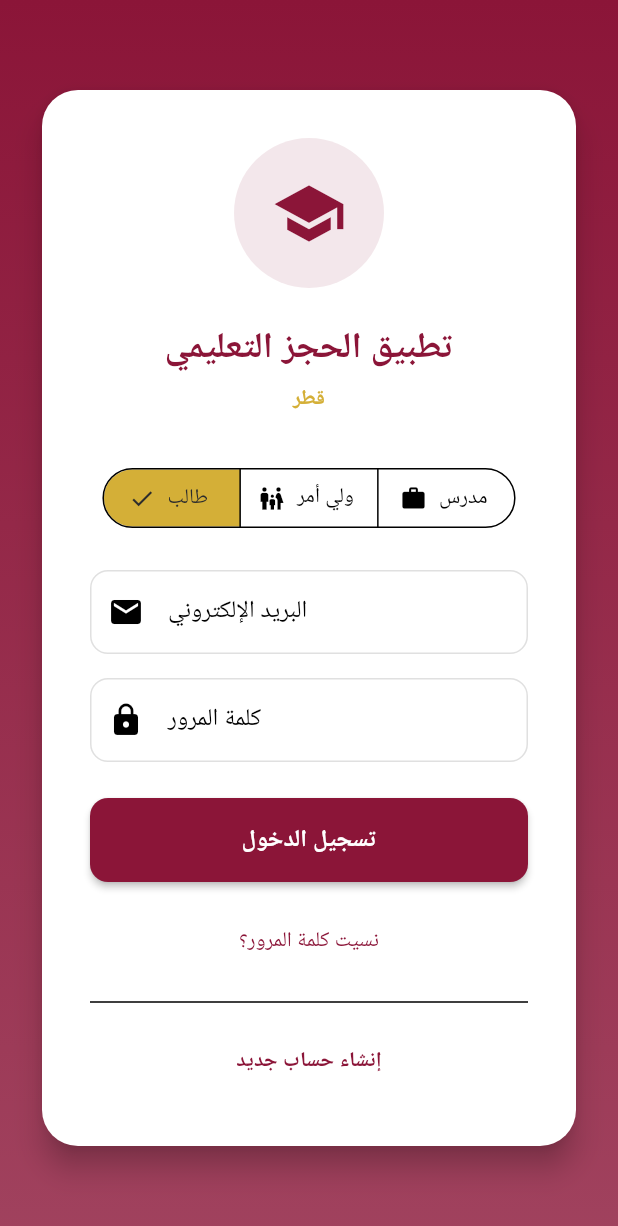
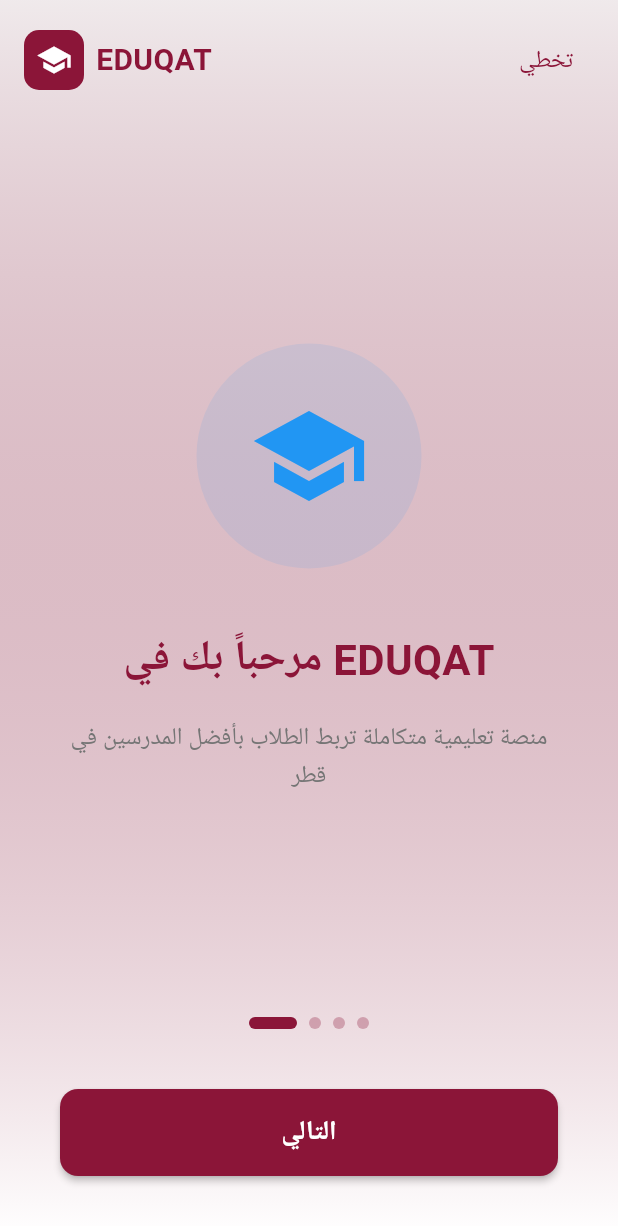
Before and after one commit to could-ai/019a6e33-a08f-7f8f-b1aa-4f597055f993, a Flutter app: the screen it shows after launch, on a phone screen of 412 x 824 dp. Shown: the top 1226 px of the screen. Run offline on Flutter 3.47's test engine with Material 3 defaults, Android fonts, the phone set to English and light mode, and no system bars.

```diff
--- a/usr/lib/main.dart
+++ b/usr/lib/main.dart
@@ -1,4 +1,6 @@
 import 'package:flutter/material.dart';
+import 'screens/splash_screen.dart';
+import 'screens/welcome_screen.dart';
 import 'screens/login_screen.dart';
 import 'screens/student/student_home_screen.dart';
 import 'screens/parent/parent_home_screen.dart';
@@ -6,21 +8,23 @@ import 'screens/teacher/teacher_home_screen.dart';
 import 'utils/theme.dart';
 
 void main() {
-  runApp(const QatarEducationApp());
+  runApp(const EduQatApp());
 }
 
-class QatarEducationApp extends StatelessWidget {
-  const QatarEducationApp({super.key});
+class EduQatApp extends StatelessWidget {
+  const EduQatApp({super.key});
 
   @override
   Widget build(BuildContext context) {
     return MaterialApp(
-      title: 'تطبيق الحجز التعليمي',
+      title: 'EDUQAT - التعليم في قطر',
       debugShowCheckedModeBanner: false,
       theme: AppTheme.lightTheme,
       initialRoute: '/',
       routes: {
-        '/': (context) => const LoginScreen(),
+        '/': (context) => const SplashScreen(),
+        '/welcome': (context) => const WelcomeScreen(),
+        '/login': (context) => const LoginScreen(),
         '/student-home': (context) => const StudentHomeScreen(),
         '/parent-home': (context) => const ParentHomeScreen(),
         '/teacher-home': (context) => const TeacherHomeScreen(),
--- /dev/null
+++ b/usr/lib/screens/welcome_screen.dart
@@ -0,0 +1,231 @@
+import 'package:flutter/material.dart';
+import '../utils/theme.dart';
+
+class WelcomeScreen extends StatefulWidget {
+  const WelcomeScreen({super.key});
+
+  @override
+  State<WelcomeScreen> createState() => _WelcomeScreenState();
+}
+
+class _WelcomeScreenState extends State<WelcomeScreen> {
+  final PageController _pageController = PageController();
+  int _currentPage = 0;
+
+  final List<Map<String, dynamic>> _pages = [
+    {
+      'icon': Icons.school,
+      'title': 'مرحباً بك في EDUQAT',
+      'description': 'منصة تعليمية متكاملة تربط الطلاب بأفضل المدرسين في قطر',
+      'color': Colors.blue,
+    },
+    {
+      'icon': Icons.calendar_today,
+      'title': 'احجز حصتك بسهولة',
+      'description': 'اختر المادة والمنهج والوقت المناسب لك واحجز حصتك في ثوانٍ',
+      'color': Colors.green,
+    },
+    {
+      'icon': Icons.star,
+      'title': 'قيّم واكسب النقاط',
+      'description': 'قيّم المدرسين بعد كل حصة واجمع النقاط للحصول على حصص مجانية',
+      'color': Colors.orange,
+    },
+    {
+      'icon': Icons.workspace_premium,
+      'title': 'أفضل المدرسين',
+      'description': 'مدرسون ذوو خبرة ومؤهلات عالية لضمان أفضل تجربة تعليمية',
+      'color': Colors.purple,
+    },
+  ];
+
+  @override
+  void dispose() {
+    _pageController.dispose();
+    super.dispose();
+  }
+
+  void _nextPage() {
+    if (_currentPage < _pages.length - 1) {
+      _pageController.nextPage(
+        duration: const Duration(milliseconds: 300),
+        curve: Curves.easeInOut,
+      );
+    } else {
+      Navigator.pushReplacementNamed(context, '/login');
+    }
+  }
+
+  void _skipToLogin() {
+    Navigator.pushReplacementNamed(context, '/login');
+  }
+
+  @override
+  Widget build(BuildContext context) {
+    return Scaffold(
+      body: Container(
+        decoration: BoxDecoration(
+          gradient: LinearGradient(
+            begin: Alignment.topCenter,
+            end: Alignment.bottomCenter,
+            colors: [
+              AppTheme.primaryMaroon.withOpacity(0.05),
+              Colors.white,
+            ],
+          ),
+        ),
+        child: SafeArea(
+          child: Column(
+            children: [
+              // Skip button
+              Padding(
+                padding: const EdgeInsets.all(16),
+                child: Row(
+                  mainAxisAlignment: MainAxisAlignment.spaceBetween,
+                  children: [
+                    // Logo
+                    Row(
+                      children: [
+                        Container(
+                          width: 40,
+                          height: 40,
+                          decoration: BoxDecoration(
+                            color: AppTheme.primaryMaroon,
+                            borderRadius: BorderRadius.circular(10),
+                          ),
+                          child: const Icon(
+                            Icons.school,
+                            color: Colors.white,
+                            size: 24,
+                          ),
+                        ),
+                        const SizedBox(width: 8),
+                        const Text(
+                          'EDUQAT',
+                          style: TextStyle(
+                            fontSize: 20,
+                            fontWeight: FontWeight.bold,
+                            color: AppTheme.primaryMaroon,
+                          ),
+                        ),
+                      ],
+                    ),
+                    TextButton(
+                      onPressed: _skipToLogin,
+                      child: const Text(
+                        'تخطي',
+                        style: TextStyle(
+                          fontSize: 16,
+                          color: AppTheme.primaryMaroon,
+                        ),
+                      ),
+                    ),
+                  ],
+                ),
+              ),
+              // PageView
+              Expanded(
+                child: PageView.builder(
+                  controller: _pageController,
+                  onPageChanged: (index) {
+                    setState(() {
+                      _currentPage = index;
+                    });
+                  },
+                  itemCount: _pages.length,
+                  itemBuilder: (context, index) {
+                    final page = _pages[index];
+                    return Padding(
+                      padding: const EdgeInsets.all(40),
+                      child: Column(
+                        mainAxisAlignment: MainAxisAlignment.center,
+                        children: [
+                          // Icon
+                          Container(
+                            width: 150,
+                            height: 150,
+                            decoration: BoxDecoration(
+                              color: (page['color'] as Color).withOpacity(0.1),
+                              shape: BoxShape.circle,
+                            ),
+                            child: Icon(
+                              page['icon'],
+                              size: 80,
+                              color: page['color'],
+                            ),
+                          ),
+                          const SizedBox(height: 40),
+                          // Title
+                          Text(
+                            page['title'],
+                            style: const TextStyle(
+                              fontSize: 28,
+                              fontWeight: FontWeight.bold,
+                              color: AppTheme.primaryMaroon,
+                            ),
+                            textAlign: TextAlign.center,
+                          ),
+                          const SizedBox(height: 20),
+                          // Description
+                          Text(
+                            page['description'],
+                            style: TextStyle(
+                              fontSize: 16,
+                              color: AppTheme.textSecondary,
+                              height: 1.5,
+                            ),
+                            textAlign: TextAlign.center,
+                          ),
+                        ],
+                      ),
+                    );
+                  },
+                ),
+              ),
+              // Page indicators
+              Row(
+                mainAxisAlignment: MainAxisAlignment.center,
+                children: List.generate(
+                  _pages.length,
+                  (index) => Container(
+                    margin: const EdgeInsets.symmetric(horizontal: 4),
+                    width: _currentPage == index ? 32 : 8,
+                    height: 8,
+                    decoration: BoxDecoration(
+                      color: _currentPage == index
+                          ? AppTheme.primaryMaroon
+                          : AppTheme.primaryMaroon.withOpacity(0.3),
+                      borderRadius: BorderRadius.circular(4),
+                    ),
+                  ),
+                ),
+              ),
+              const SizedBox(height: 40),
+              // Next/Start button
+              Padding(
+                padding: const EdgeInsets.symmetric(horizontal: 40),
+                child: SizedBox(
+                  width: double.infinity,
+                  child: ElevatedButton(
+                    onPressed: _nextPage,
+                    style: ElevatedButton.styleFrom(
+                      padding: const EdgeInsets.symmetric(vertical: 16),
+                    ),
+                    child: Text(
+                      _currentPage == _pages.length - 1 ? 'ابدأ الآن' : 'التالي',
+                      style: const TextStyle(
+                        fontSize: 18,
+                        fontWeight: FontWeight.bold,
+                      ),
+                    ),
+                  ),
+                ),
+              ),
+              const SizedBox(height: 40),
+            ],
+          ),
+        ),
+      ),
+    );
+  }
+}
```
Also changed, not shown: usr/lib/screens/splash_screen.dart (added, +143 -0 lines).
